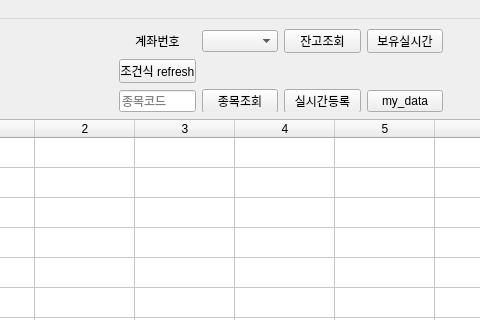
Before: the Qt Designer form window.ui in mechurak/kiwoom, drawn with Qt 5; both pictures show x 94 to 574 and y 0 to 320 of the 791 by 633 pixel window.
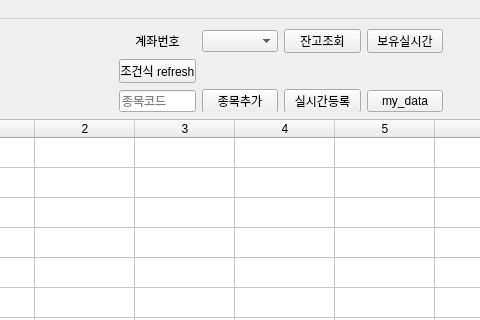
After: the same form once the commit is applied.

Patch:
```diff
--- a/window.ui
+++ b/window.ui
@@ -53,7 +53,7 @@
      <item row="3" column="1">
       <widget class="QPushButton" name="btn_code">
        <property name="text">
-        <string>종목조회</string>
+        <string>종목추가</string>
        </property>
       </widget>
      </item>
```
